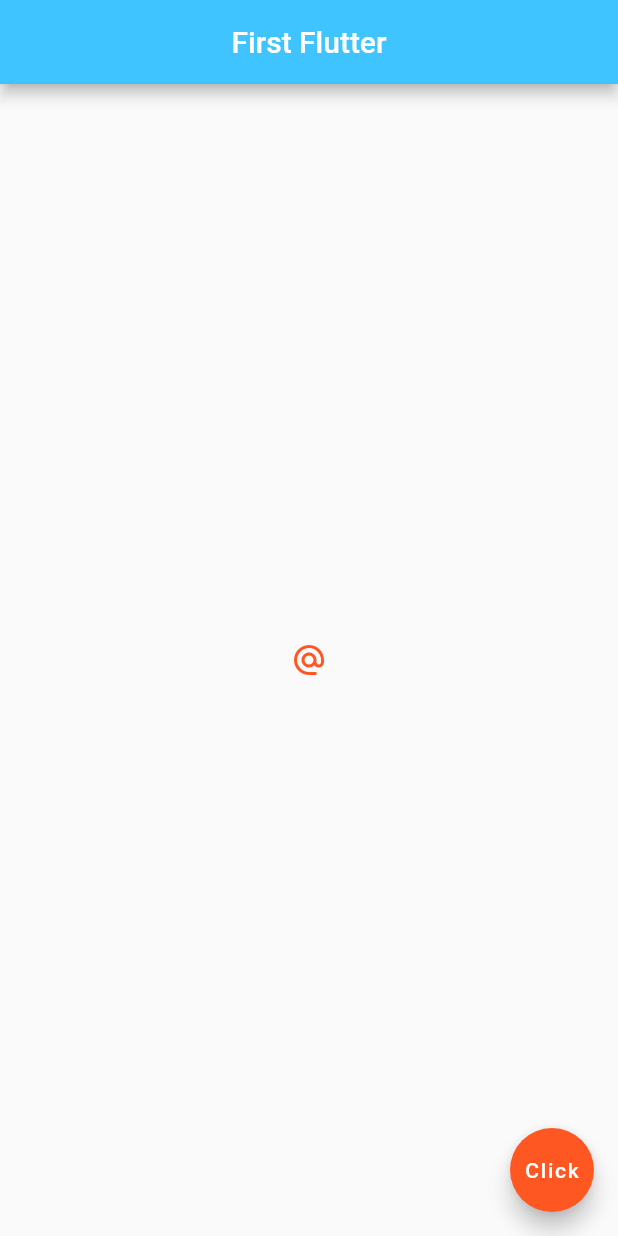
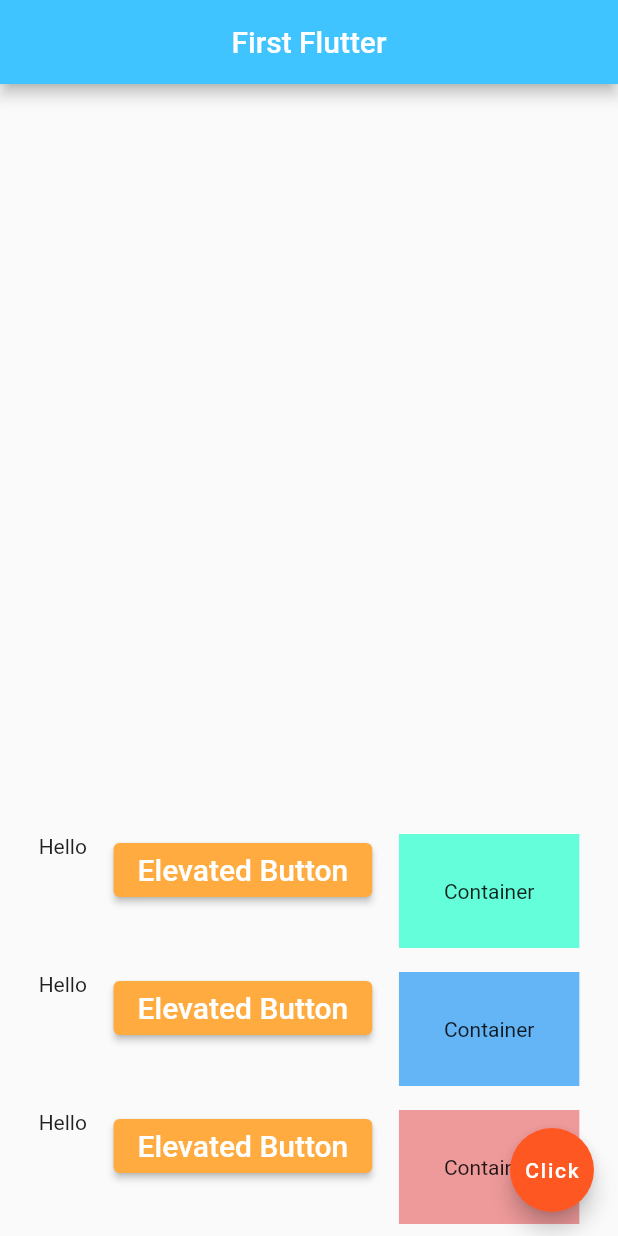
Before and after one commit to Master-Dipankar/Flutter-Hello-World, a Flutter app: the screen it shows after launch, on a phone screen of 412 x 824 dp. Run offline on Flutter 3.47's test engine with Material 2 defaults, Android fonts, the phone set to English and light mode, and no system bars.

Commit message:
row & column vid13

```diff
--- a/lib/main.dart
+++ b/lib/main.dart
@@ -2,7 +2,7 @@ import 'package:flutter/material.dart';
 
 
 
-void main() => runApp(MaterialApp(
+void main() => runApp(const MaterialApp(
 /*    theme: ThemeData(
       buttonTheme: ButtonThemeData(
         buttonColor: Colors.black,
@@ -16,7 +16,7 @@ void onButtonPressed() {
 }
 
 class Home extends StatelessWidget{
-  Home({super.key});
+  const Home({super.key});
 
 @override
   Widget build(BuildContext context){
@@ -26,18 +26,155 @@ class Home extends StatelessWidget{
       centerTitle: true,
       backgroundColor: Colors.lightBlueAccent,
     ),
-    body: Center(
-      child: IconButton(
+    body:Column(
+      mainAxisAlignment: MainAxisAlignment.end,
+      crossAxisAlignment: CrossAxisAlignment.end,
+      children: <Widget>[
+    Padding(
+      padding: const EdgeInsets.all(8.0),
+      child: Row(
+      mainAxisAlignment: MainAxisAlignment.spaceEvenly,
+          crossAxisAlignment: CrossAxisAlignment.start,
+          children: <Widget>[
+      const Text('Hello'),
+
+        ElevatedButton(
+          onPressed: () {},
+          style: ElevatedButton.styleFrom(
+            foregroundColor: Colors.white, backgroundColor: Colors.orangeAccent, // Text Color (Foreground color)
+          ),
+          child: const Text(
+            'Elevated Button',
+            style: TextStyle(fontSize:20),
+          ),
+        ),
+
+      Container(
+        color: Colors.tealAccent,
+        padding: const EdgeInsets.all(30.0),
+        child: const Text('Container'),
+          )
+        ],
+       ),
+    ),
+        Padding(
+          padding: const EdgeInsets.all(8.0),
+          child: Row(
+            mainAxisAlignment: MainAxisAlignment.spaceEvenly,
+            crossAxisAlignment: CrossAxisAlignment.start,
+            children: <Widget>[
+              const Text('Hello'),
+
+              ElevatedButton(
+                onPressed: () {},
+                style: ElevatedButton.styleFrom(
+                  foregroundColor: Colors.white, backgroundColor: Colors.orangeAccent, // Text Color (Foreground color)
+                ),
+                child: const Text(
+                  'Elevated Button',
+                  style: TextStyle(fontSize:20),
+                ),
+              ),
+
+              Container(
+                color: Colors.blue[300],
+                padding: const EdgeInsets.all(30.0),
+                child: const Text('Container'),
+              )
+            ],
+          ),
+        ),
+        Padding(
+          padding: const EdgeInsets.all(8.0),
+          child: Row(
+            mainAxisAlignment: MainAxisAlignment.spaceEvenly,
+            crossAxisAlignment: CrossAxisAlignment.start,
+            children: <Widget>[
+              const Text('Hello'),
+
+              ElevatedButton(
+                onPressed: () {},
+                style: ElevatedButton.styleFrom(
+                  foregroundColor: Colors.white, backgroundColor: Colors.orangeAccent, // Text Color (Foreground color)
+                ),
+                child: const Text(
+                  'Elevated Button',
+                  style: TextStyle(fontSize:20),
+                ),
+              ),
+              Container(
+                color: Colors.red[200],
+                padding: const EdgeInsets.all(30.0),
+                child: const Text('Container'),
+              )
+            ],
+          ),
+        ),
+      ],
+    ),
+    /*Row(
+      mainAxisAlignment: MainAxisAlignment.spaceEvenly,
+      crossAxisAlignment: CrossAxisAlignment.start,
+      children: <Widget>[
+        const Text('Hello'),
+
+        ElevatedButton(
+          onPressed: () {},
+          style: ElevatedButton.styleFrom(
+            foregroundColor: Colors.white, backgroundColor: Colors.orangeAccent, // Text Color (Foreground color)
+          ),
+          child: const Text(
+              'Elevated Button',
+              style: TextStyle(fontSize:20),
+              ),
+        ),
+        *//*TextButton(
+            onPressed:(){},
+            //color: Colors.red,
+            child: Text('Add Me')
+        ),*//*
+        Container(
+          color: Colors.red,
+          padding: const EdgeInsets.all(30.0),
+          child: const Text('Container'),
+        )
+      ],
+    ),*/
+
+    /*Padding(
+      padding: EdgeInsets.all(30.0),
+      child: Text('Hello'),
+    ),*/
+
+    /*Container(
+      //padding: EdgeInsets.all(30.0),
+      //padding: EdgeInsets.symmetric(horizontal: 30.0, vertical: 20.0),
+      padding: EdgeInsets.fromLTRB(10.0, 20.0, 30.0, 40.0),
+      margin: EdgeInsets.all(20.0),
+      color: Colors.green,
+      child: Text('Hello'),
+    ),*/
+
+
+    /*Center(
+      *//*child: IconButton(
         onPressed: (){
           print('Mailed');
         },
         icon: const Icon(Icons.alternate_email),
         color: Colors.deepOrange
-      )
-      /*child: ElevatedButton(
+      )*//*
+      */
+    /*child: ElevatedButton(
+
         onPressed: () {
           print('mailed');
         },
+        style: ButtonStyle(
+              backgroundColor: MaterialStateProperty.all(Colors.red),
+              *//**//*padding: MaterialStateProperty.all(const EdgeInsets.all(50)),
+              textStyle: MaterialStateProperty.all(const TextStyle(fontSize: 30))*//**//*
+        ),
         child: Row(
           mainAxisSize: MainAxisSize.min,
           children: const [
@@ -52,8 +189,8 @@ class Home extends StatelessWidget{
             ),
           ],
         ),
-      ),*/
-      /*child: MaterialButton(
+      ),*//*
+      *//*child: MaterialButton(
         onPressed:(){ print('click me');},
         height: 20,
         minWidth: 80,
@@ -63,8 +200,8 @@ class Home extends StatelessWidget{
           "some text",
           style: TextStyle(color: Colors.white),
         ),
-      ),*/
-    /* child: Container(
+      ),*//*
+    *//* child: Container(
           color: Colors.white10,
           child: ElevatedButton(
             onPressed: () {
@@ -75,20 +212,21 @@ class Home extends StatelessWidget{
               style: TextStyle(color: Colors.white),
             ),
           ),
-        )*/
+        )*//*
 
 
-     /* child: Icon(
+      *//*child: Icon(
        Icons.book_online,
         color: Colors.deepOrange,
         size: 100.0,
-      ),*/
-      /*child: Image.asset('assets/flutter-logo.jpg'),*/
-      /*child: Image(
+      ),*//*
+      // child: Image.asset('assets/flutter-logo.jpg'),
+      child: Image.network('https://plus.unsplash.com/premium_photo-1674940863690-4b4577686c3e?ixlib=rb-4.0.3&ixid=MnwxMjA3fDB8MHxwaG90by1wYWdlfHx8fGVufDB8fHx8&auto=format&fit=crop&w=414&q=80'),
+      *//*child: Image(
         //image: NetworkImage('https://plus.unsplash.com/premium_photo-1674940863690-4b4577686c3e?ixlib=rb-4.0.3&ixid=MnwxMjA3fDB8MHxwaG90by1wYWdlfHx8fGVufDB8fHx8&auto=format&fit=crop&w=414&q=80'),
         // image: AssetImage('assets/flutter-logo.jpg'),
-      ),*/
-      /*child: Text(
+      ),*//*
+      *//*child: Text(
         'Hello World!',
         style: TextStyle(
           fontSize: 50.0,
@@ -97,8 +235,8 @@ class Home extends StatelessWidget{
           color: Colors.cyan,
           fontFamily: 'Handia',
         ),
-      ),*/
-    ),
+      ),*//*
+    ),*/
     floatingActionButton: const FloatingActionButton(
       onPressed: onButtonPressed,
       backgroundColor: Colors.deepOrange,
```
